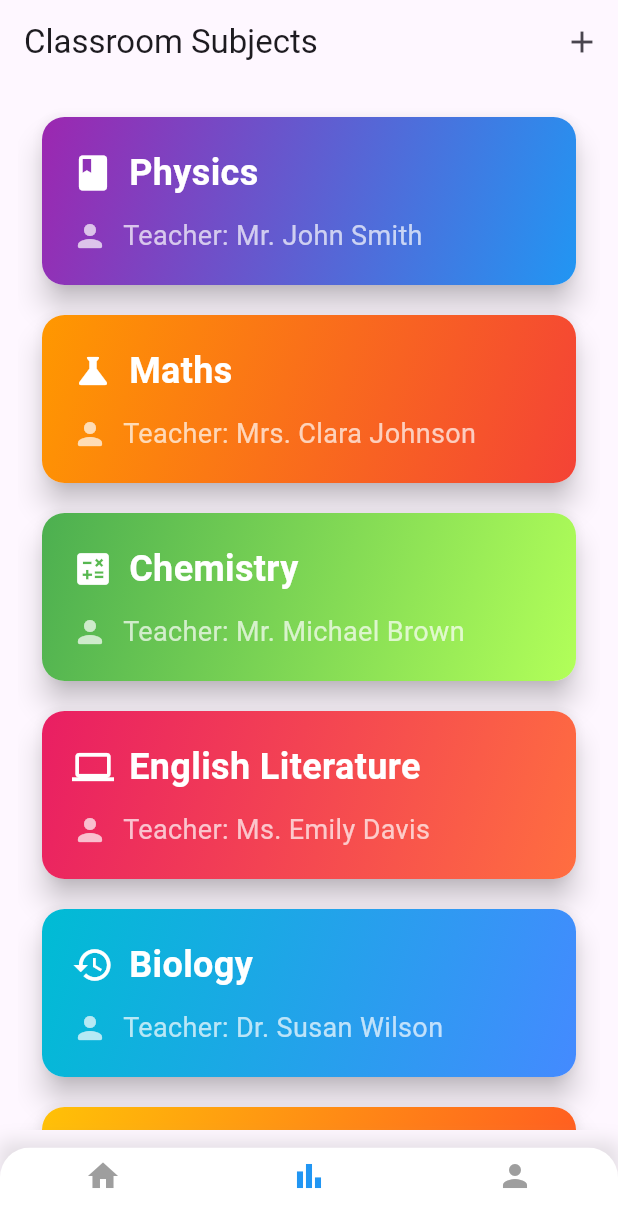
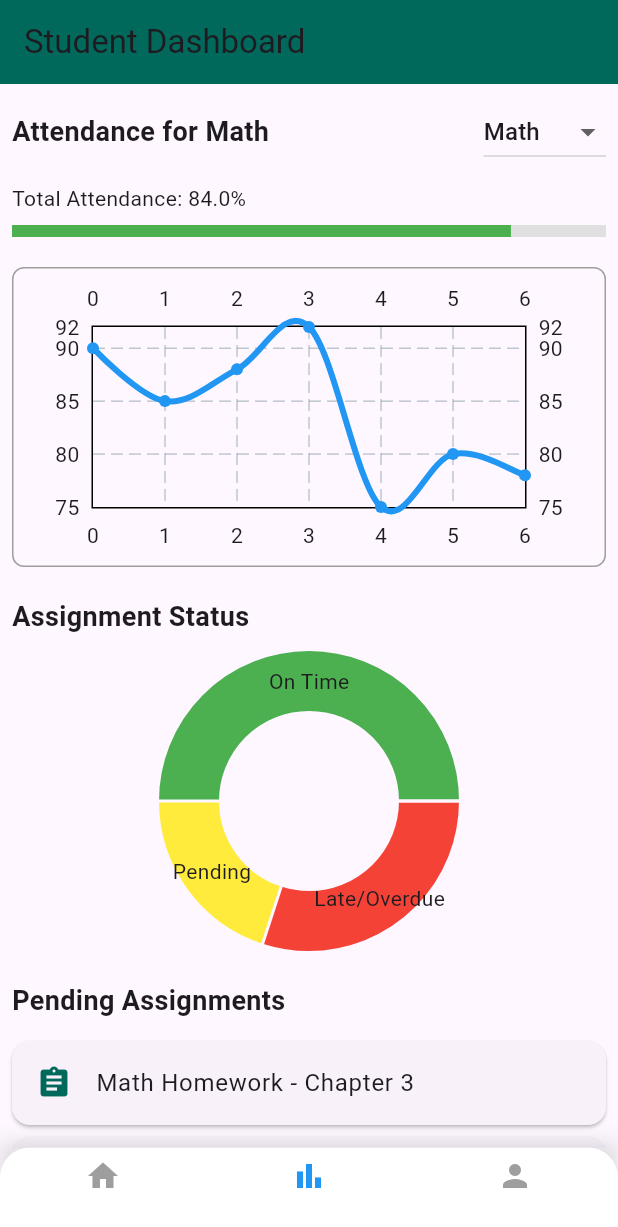
Before and after one commit to keyur653/kjit_hackathon, a Flutter app: the screen it shows after launch, item 2 of the bottom bar chosen, on a phone screen of 412 x 824 dp. Shown: the top 1227 px of the screen. Run offline on Flutter 3.47's test engine with Material 3 defaults, Android fonts, the phone set to English and light mode, and no system bars; drawn by our look-alikes of fl_chart; our stand-ins replace flutter_svg, font_awesome_flutter, geolocator, image_picker, table_calendar.

```diff
--- a/attendance_app/lib/bnav.dart
+++ b/attendance_app/lib/bnav.dart
@@ -15,7 +15,7 @@ class _BottomNavBarState extends State<BottomNavBar> {
 
   static List<Widget> _widgetOptions = <Widget>[
     SubjectListScreen(),
-    SubjectListScreen2(),
+    StudentDashboard(),
     ProfileScreen(),
   ];
 
--- a/attendance_app/lib/pages/class_detail.dart
+++ b/attendance_app/lib/pages/class_detail.dart
@@ -9,24 +9,37 @@ class AttendancePage extends StatefulWidget {
 }
 
 class _AttendancePageState extends State<AttendancePage> {
+  // Normalize DateTime to remove time part
+  DateTime _normalizeDate(DateTime date) {
+    return DateTime(date.year, date.month, date.day);
+  }
+
+  // Updated attendance map with normalized dates
   Map<DateTime, String> _attendance = {
-    DateTime.now().subtract(Duration(days: 2)): 'present',
-    DateTime.now().subtract(Duration(days: 1)): 'absent',
-    DateTime.now(): 'present',
-    DateTime.now().add(Duration(days: 1)): 'not_conducted',
+    DateTime.utc(2024, 10, 1): 'present',
+    DateTime.utc(2024, 10, 2): 'absent',
+    DateTime.utc(2024, 10, 3): 'present',
+    DateTime.utc(2024, 10, 4): 'not_conducted',
+    DateTime.utc(2024, 10, 5): 'absent',
+    DateTime.utc(2024, 10, 6): 'present',
+    DateTime.utc(2024, 10, 7): 'not_conducted',
   };
 
   CalendarFormat _calendarFormat = CalendarFormat.month;
   DateTime _selectedDay = DateTime.now();
   DateTime _focusedDay = DateTime.now();
 
+  // Get color for each day based on attendance
   Color _getDayColor(DateTime day) {
-    if (_attendance.containsKey(day)) {
-      switch (_attendance[day]) {
+    DateTime normalizedDay = _normalizeDate(day);
+    if (_attendance.containsKey(normalizedDay)) {
+      switch (_attendance[normalizedDay]) {
         case 'present':
           return Colors.green;
         case 'absent':
           return Colors.red;
+        case 'not_conducted':
+          return Colors.grey;
         default:
           return Colors.grey;
       }
@@ -35,8 +48,17 @@ class _AttendancePageState extends State<AttendancePage> {
     }
   }
 
+  // Calculate the attendance percentage
+  double _calculateAttendancePercentage() {
+    int totalDays = _attendance.length;
+    int presentDays = _attendance.values.where((status) => status == 'present').length;
+    return totalDays == 0 ? 0 : presentDays / totalDays;
+  }
+
   @override
   Widget build(BuildContext context) {
+    double attendancePercentage = _calculateAttendancePercentage(); // Calculate attendance percentage
+
     return Scaffold(
       appBar: AppBar(
         title: Text("Attendance & Announcements"),
@@ -48,7 +70,7 @@ class _AttendancePageState extends State<AttendancePage> {
             children: [
               // Calendar covering half the screen
               Container(
-                height: constraints.maxHeight * 0.5, // Half the available height
+                height: constraints.maxHeight * 0.4, // Reduce to fit progress bar
                 padding: const EdgeInsets.all(8.0),
                 child: SingleChildScrollView(
                   child: TableCalendar(
@@ -69,12 +91,13 @@ class _AttendancePageState extends State<AttendancePage> {
                       });
                     },
                     calendarBuilders: CalendarBuilders(
+                      // Use the defaultBuilder to control the colors
                       defaultBuilder: (context, day, focusedDay) {
                         return Container(
                           margin: const EdgeInsets.all(4.0),
                           alignment: Alignment.center,
                           decoration: BoxDecoration(
-                            color: _getDayColor(day),
+                            color: _getDayColor(focusedDay),
                             borderRadius: BorderRadius.circular(6.0),
                           ),
                           child: Text(
@@ -85,6 +108,25 @@ class _AttendancePageState extends State<AttendancePage> {
                       },
                     ),
                   ),
+                ),
+              ),
+              // Attendance percentage progress bar
+              Padding(
+                padding: const EdgeInsets.symmetric(vertical: 16.0, horizontal: 16.0),
+                child: Column(
+                  children: [
+                    Text(
+                      'Attendance: ${(attendancePercentage * 100).toStringAsFixed(1)}%',
+                      style: TextStyle(fontSize: 18, fontWeight: FontWeight.bold),
+                    ),
+                    SizedBox(height: 10),
+                    LinearProgressIndicator(
+                      value: attendancePercentage,
+                      backgroundColor: Colors.grey[300],
+                      color: Colors.green,
+                      minHeight: 10,
+                    ),
+                  ],
                 ),
               ),
               // Scrollable cards for announcements and materials
--- a/attendance_app/lib/pages/classes_2.dart
+++ b/attendance_app/lib/pages/classes_2.dart
@@ -1,201 +1,225 @@
 import 'package:flutter/material.dart';
-import 'dart:math';
+import 'package:fl_chart/fl_chart.dart';
 
-class SubjectListScreen2 extends StatefulWidget {
+class StudentDashboard extends StatefulWidget {
   @override
-  _SubjectListScreen2State createState() => _SubjectListScreen2State();
+  _StudentDashboardState createState() => _StudentDashboardState();
 }
 
-class _SubjectListScreen2State extends State<SubjectListScreen2> {
-  final List<Map<String, String>> subjects = [
-    {"subject": "Physics", "teacher": "Mr. John Smith"},
-    {"subject": "Maths", "teacher": "Mrs. Clara Johnson"},
-    {"subject": "Chemistry", "teacher": "Mr. Michael Brown"},
-    {"subject": "English Literature", "teacher": "Ms. Emily Davis"},
-    {"subject": "Biology", "teacher": "Dr. Susan Wilson"},
-    {"subject": "Computer Science", "teacher": "Mr. David Clark"},
-    {"subject": "History", "teacher": "Mrs. Mary Lewis"},
+class _StudentDashboardState extends State<StudentDashboard> {
+  String _selectedSubject = 'Math';
+  List<String> _subjects = ['Math', 'Science', 'History', 'English'];
+
+  // Sample attendance data for different subjects
+  Map<String, List<double>> _attendanceData = {
+    'Math': [90, 85, 88, 92, 75, 80, 78],
+    'Science': [85, 80, 78, 85, 87, 90, 88],
+    'History': [80, 82, 88, 80, 84, 86, 82],
+    'English': [92, 90, 88, 94, 89, 92, 95],
+  };
+
+  // Sample assignment status data
+  Map<String, int> _assignmentStatus = {
+    'Late/Overdue': 3,
+    'Pending': 2,
+    'Submitted on time': 5,
+  };
+
+  // List of Pending Assignments
+  List<String> _pendingAssignments = [
+    'Math Homework - Chapter 3',
+    'Science Project - Experiment',
+    'History Essay - World War II',
   ];
 
-  void addSubject(String subjectName, String teacherName) {
-    setState(() {
-      subjects.add({"subject": subjectName, "teacher": teacherName});
-    });
+  // Dropdown to select subject
+  Widget _buildSubjectDropdown() {
+    return DropdownButton<String>(
+      value: _selectedSubject,
+      onChanged: (String? newValue) {
+        setState(() {
+          _selectedSubject = newValue!;
+        });
+      },
+      items: _subjects.map<DropdownMenuItem<String>>((String value) {
+        return DropdownMenuItem<String>(
+          value: value,
+          child: Text(value),
+        );
+      }).toList(),
+    );
+  }
+
+  // Line Graph for Attendance
+  Widget _buildAttendanceGraph() {
+    // Ensure data is not null or empty
+    if (_attendanceData[_selectedSubject] == null || _attendanceData[_selectedSubject]!.isEmpty) {
+      return Center(child: Text('No data available'));
+    }
+
+    return LineChart(
+      LineChartData(
+        gridData: FlGridData(show: true),
+        titlesData: FlTitlesData(show: true),
+        borderData: FlBorderData(show: true),
+        lineBarsData: [
+          LineChartBarData(
+            spots: _attendanceData[_selectedSubject]!
+                .asMap()
+                .entries
+                .map((e) => FlSpot(e.key.toDouble(), e.value))
+                .toList(),
+            isCurved: true,
+            barWidth: 4,
+            color: Colors.blue,
+            belowBarData: BarAreaData(show: false),
+          ),
+        ],
+      ),
+    );
+  }
+
+  // Calculate total attendance percentage
+  double _calculateAttendancePercentage() {
+    if (_attendanceData[_selectedSubject] == null || _attendanceData[_selectedSubject]!.isEmpty) {
+      return 0.0;
+    }
+
+    // Average attendance percentage for the selected subject
+    List<double> attendance = _attendanceData[_selectedSubject]!;
+    double total = attendance.reduce((a, b) => a + b); // Sum all attendance values
+    return total / attendance.length; // Calculate average
+  }
+
+  // Pie Chart for Assignment Status
+  Widget _buildAssignmentPieChart() {
+    // Handle empty or null data case
+    if (_assignmentStatus.isEmpty) {
+      return Center(child: Text('No assignment data available'));
+    }
+
+    return PieChart(
+      PieChartData(
+        sections: [
+          PieChartSectionData(
+            color: Colors.red,
+            value: _assignmentStatus['Late/Overdue']?.toDouble() ?? 0,
+            title: 'Late/Overdue',
+          ),
+          PieChartSectionData(
+            color: Colors.yellow,
+            value: _assignmentStatus['Pending']?.toDouble() ?? 0,
+            title: 'Pending',
+          ),
+          PieChartSectionData(
+            color: Colors.green,
+            value: _assignmentStatus['Submitted on time']?.toDouble() ?? 0,
+            title: 'On Time',
+          ),
+        ],
+        sectionsSpace: 2,
+        centerSpaceRadius: 60,
+      ),
+    );
+  }
+
+  // List of Pending Assignments
+  Widget _buildPendingAssignments() {
+    // Handle empty or null assignments case
+    if (_pendingAssignments.isEmpty) {
+      return Center(child: Text('No pending assignments'));
+    }
+
+    return ListView.builder(
+      shrinkWrap: true,
+      physics: NeverScrollableScrollPhysics(),
+      itemCount: _pendingAssignments.length,
+      itemBuilder: (context, index) {
+        return Card(
+          margin: EdgeInsets.symmetric(vertical: 4.0),
+          child: ListTile(
+            leading: Icon(Icons.assignment, color: Colors.teal[800]),
+            title: Text(_pendingAssignments[index]),
+          ),
+        );
+      },
+    );
   }
 
   @override
   Widget build(BuildContext context) {
+    // Calculate attendance percentage for selected subject
+    double attendancePercentage = _calculateAttendancePercentage() / 100;
+
     return Scaffold(
       appBar: AppBar(
-        title: Text('Classroom Subjects'),
-        actions: [
-          IconButton(
-            icon: Icon(Icons.add),
-            onPressed: () {
-              _showAddSubjectDialog(context);
-            },
-          ),
-        ],
+        title: Text("Student Dashboard"),
+        backgroundColor: Colors.teal[800],
       ),
-      body: Padding(
-        padding: const EdgeInsets.all(12.0),
-        child: ListView.builder(
-          itemCount: subjects.length,
-          itemBuilder: (context, index) {
-            return SubjectCard(
-              subjectName: subjects[index]["subject"]!,
-              teacherName: subjects[index]["teacher"]!,
-              cardIndex: index,
-            );
-          },
-        ),
-      ),
-    );
-  }
-
-  void _showAddSubjectDialog(BuildContext context) {
-    String subjectName = '';
-    String teacherName = '';
-
-    showDialog(
-      context: context,
-      builder: (BuildContext context) {
-        return AlertDialog(
-          title: Text('Add New Subject'),
-          content: Column(
-            mainAxisSize: MainAxisSize.min,
-            children: [
-              TextField(
-                decoration: InputDecoration(labelText: 'Subject Name'),
-                onChanged: (value) {
-                  subjectName = value;
-                },
-              ),
-              TextField(
-                decoration: InputDecoration(labelText: 'Teacher Name'),
-                onChanged: (value) {
-                  teacherName = value;
-                },
-              ),
-            ],
-          ),
-          actions: [
-            TextButton(
-              child: Text('Cancel'),
-              onPressed: () {
-                Navigator.of(context).pop();
-              },
-            ),
-            TextButton(
-              child: Text('Add'),
-              onPressed: () {
-                if (subjectName.isNotEmpty && teacherName.isNotEmpty) {
-                  addSubject(subjectName, teacherName);
-                  Navigator.of(context).pop();
-                }
-              },
-            ),
-          ],
-        );
-      },
-    );
-  }
-}
-
-class SubjectCard extends StatelessWidget {
-  final String subjectName;
-  final String teacherName;
-  final int cardIndex;
-
-  SubjectCard({required this.subjectName, required this.teacherName, required this.cardIndex});
-
-  final List<List<Color>> gradientColors = [
-    [Colors.purple, Colors.blue],
-    [Colors.orange, Colors.red],
-    [Colors.green, Colors.lightGreenAccent],
-    [Colors.pink, Colors.deepOrangeAccent],
-    [Colors.cyan, Colors.blueAccent],
-    [Colors.amber, Colors.deepOrange],
-    [Colors.indigo, Colors.teal],
-  ];
-
-  @override
-  Widget build(BuildContext context) {
-    List<Color> colors = gradientColors[cardIndex % gradientColors.length];
-
-    return Card(
-      shape: RoundedRectangleBorder(
-        borderRadius: BorderRadius.circular(15),
-      ),
-      elevation: 8,
-      margin: EdgeInsets.symmetric(vertical: 10, horizontal: 16),
-      child: Container(
-        decoration: BoxDecoration(
-          borderRadius: BorderRadius.circular(15),
-          gradient: LinearGradient(
-            colors: colors,
-            begin: Alignment.topLeft,
-            end: Alignment.bottomRight,
-          ),
-        ),
+      body: SingleChildScrollView(
         child: Padding(
-          padding: const EdgeInsets.all(20.0),
+          padding: const EdgeInsets.all(8.0),
           child: Column(
             crossAxisAlignment: CrossAxisAlignment.start,
             children: [
+              // Subject Dropdown and Attendance Graph
               Row(
+                mainAxisAlignment: MainAxisAlignment.spaceBetween,
                 children: [
-                  Icon(
-                    _getRandomIcon(),
-                    color: Colors.white,
-                    size: 28,
-                  ),
-                  SizedBox(width: 10),
-                  Expanded(
-                    child: Text(
-                      subjectName,
-                      style: TextStyle(
-                        fontSize: 24,
-                        fontWeight: FontWeight.bold,
-                        color: Colors.white,
-                      ),
-                    ),
+                  Text("Attendance for $_selectedSubject",
+                      style: TextStyle(fontSize: 18, fontWeight: FontWeight.bold)),
+                  _buildSubjectDropdown(),
+                ],
+              ),
+              SizedBox(height: 10),
+
+              // Horizontal Progress Indicator for Attendance
+              Column(
+                crossAxisAlignment: CrossAxisAlignment.start,
+                children: [
+                  Text('Total Attendance: ${(_calculateAttendancePercentage()).toStringAsFixed(1)}%'),
+                  SizedBox(height: 8),
+                  LinearProgressIndicator(
+                    value: attendancePercentage,
+                    backgroundColor: Colors.grey[300],
+                    color: Colors.green,
+                    minHeight: 8,
                   ),
                 ],
               ),
-              SizedBox(height: 12),
-              Row(
-                children: [
-                  Icon(Icons.person_rounded, color: Colors.white70),
-                  SizedBox(width: 10),
-                  Expanded(
-                    child: Text(
-                      "Teacher: $teacherName",
-                      style: TextStyle(
-                        fontSize: 18,
-                        color: Colors.white70,
-                      ),
-                    ),
-                  ),
-                ],
+              SizedBox(height: 20),
+
+              // Line Chart for Attendance Graph
+              Container(
+                height: 200,
+                padding: EdgeInsets.all(8.0),
+                decoration: BoxDecoration(
+                  borderRadius: BorderRadius.circular(8.0),
+                  border: Border.all(color: Colors.grey),
+                ),
+                child: _buildAttendanceGraph(),
               ),
+              SizedBox(height: 20),
+
+              // Pie Chart for Assignment Status
+              Text("Assignment Status",
+                  style: TextStyle(fontSize: 18, fontWeight: FontWeight.bold)),
+              SizedBox(height: 10),
+              Container(
+                height: 200,
+                child: _buildAssignmentPieChart(),
+              ),
+              SizedBox(height: 20),
+
+              // List of Pending Assignments
+              Text("Pending Assignments",
+                  style: TextStyle(fontSize: 18, fontWeight: FontWeight.bold)),
+              SizedBox(height: 10),
+              _buildPendingAssignments(),
             ],
           ),
         ),
       ),
     );
   }
-
-  IconData _getRandomIcon() {
-    List<IconData> icons = [
-      Icons.book,
-      Icons.science,
-      Icons.calculate,
-      Icons.computer,
-      Icons.history,
-      Icons.biotech,
-      Icons.language,
-    ];
-    return icons[cardIndex % icons.length];
-  }
 }
--- a/attendance_app/lib/pages/edit_profile.dart
+++ b/attendance_app/lib/pages/edit_profile.dart
@@ -29,7 +29,7 @@ class EditProfileScreen extends StatelessWidget {
                   UserInfoEditField(
                     text: "Name",
                     child: TextFormField(
-                      initialValue: "Annette Black",
+                      initialValue: "Keyur",
                       decoration: InputDecoration(
                         filled: true,
                         fillColor: const Color(0xFF00BF6D).withOpacity(0.05),
@@ -45,7 +45,7 @@ class EditProfileScreen extends StatelessWidget {
                   UserInfoEditField(
                     text: "Email",
                     child: TextFormField(
-                      initialValue: "annette@gmail.com",
+                      initialValue: "keyur@gmail.com",
                       decoration: InputDecoration(
                         filled: true,
                         fillColor: const Color(0xFF00BF6D).withOpacity(0.05),
@@ -61,7 +61,7 @@ class EditProfileScreen extends StatelessWidget {
                   UserInfoEditField(
                     text: "Phone",
                     child: TextFormField(
-                      initialValue: "(316) 555-0116",
+                      initialValue: "123456789",
                       decoration: InputDecoration(
                         filled: true,
                         fillColor: const Color(0xFF00BF6D).withOpacity(0.05),
@@ -75,9 +75,9 @@ class EditProfileScreen extends StatelessWidget {
                     ),
                   ),
                   UserInfoEditField(
-                    text: "Address",
+                    text: "Year",
                     child: TextFormField(
-                      initialValue: "New York, NVC",
+                      initialValue: "Third Year",
                       decoration: InputDecoration(
                         filled: true,
                         fillColor: const Color(0xFF00BF6D).withOpacity(0.05),
--- a/attendance_app/lib/pages/my_profile.dart
+++ b/attendance_app/lib/pages/my_profile.dart
@@ -27,7 +27,7 @@ class ProfileScreen extends StatelessWidget {
           children: [
             const ProfilePic(image: "https://i.postimg.cc/cCsYDjvj/user-2.png"),
             Text(
-              "Annette Black",
+              "Keyur Doshi",
               style: Theme.of(context).textTheme.titleLarge,
             ),
             const Divider(height: 16.0 * 2),
--- a/attendance_app/pubspec.yaml
+++ b/attendance_app/pubspec.yaml
@@ -40,6 +40,7 @@ dependencies:
   image_picker: ^1.1.2
   table_calendar: ^3.1.2
   flutter_svg: ^2.0.10+1
+  fl_chart: ^0.69.0
 
 dev_dependencies:
   flutter_test:
```
Also changed, not shown: attendance_app/pubspec.lock.
